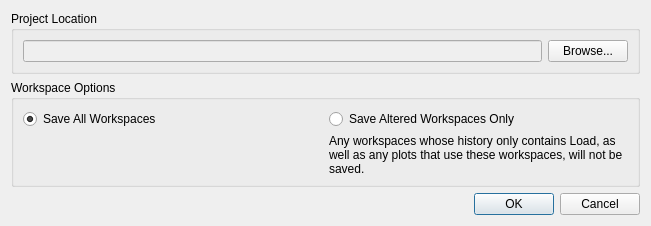
Before: the Qt Designer form qt/python/mantidqt/widgets/saveprojectdialog/saveprojectdialog.ui in mantidproject/mantid, drawn with Qt 5.
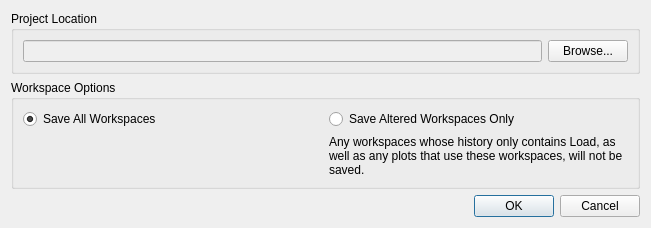
After: the same form once the commit is applied.

Commit message: Re #27472 change qlabel size policy to stop dialog being too small

Patch:
```diff
--- a/qt/python/mantidqt/widgets/saveprojectdialog/saveprojectdialog.ui
+++ b/qt/python/mantidqt/widgets/saveprojectdialog/saveprojectdialog.ui
@@ -58,6 +58,12 @@
         </item>
         <item row="1" column="1">
          <widget class="QLabel" name="label">
+          <property name="sizePolicy">
+           <sizepolicy hsizetype="Minimum" vsizetype="Minimum">
+            <horstretch>0</horstretch>
+            <verstretch>0</verstretch>
+           </sizepolicy>
+          </property>
           <property name="text">
            <string>Any workspaces whose history only contains Load, as well as any plots that use these workspaces, will not be saved.</string>
           </property>
```
